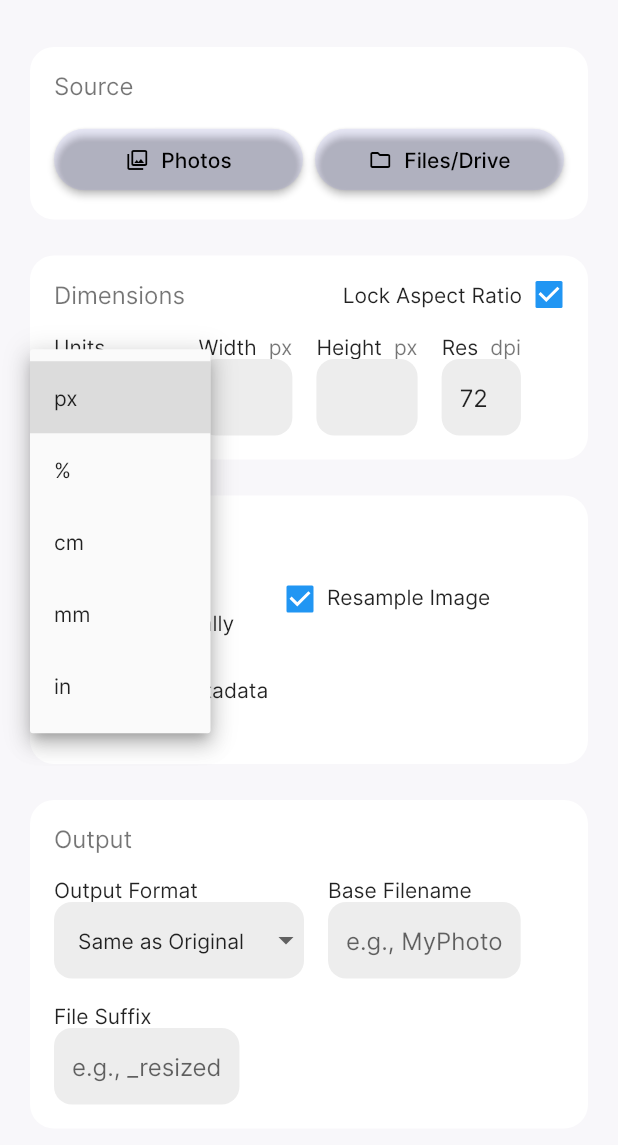
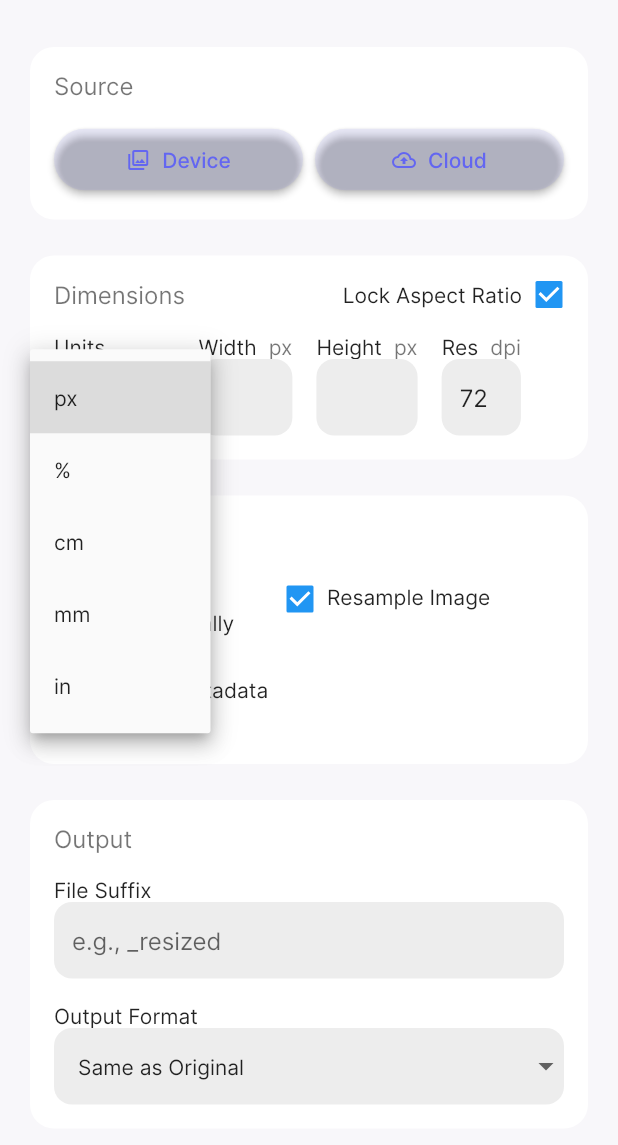
Before and after one commit to Stef-GMS/image_resize, a Flutter app: the screen it shows after launch, after a tap on "px", on a phone screen of 412 x 824 dp, the part 91-1236 px from its top. Run offline on Flutter 3.47's test engine with Material 3 defaults, Android fonts, the phone set to English and light mode, and no system bars; our stand-ins replace file_picker, flutter_riverpod, image_picker, permission_handler; missing offline and left inert: window_manager.

Commit message:
Revert "Add using photos app"

```diff
--- a/lib/screens/image_resize_screen.dart
+++ b/lib/screens/image_resize_screen.dart
@@ -35,7 +35,6 @@ class _ImageResizeScreenState extends ConsumerState<ImageResizeScreen> {
   final _widthController = TextEditingController();
   final _heightController = TextEditingController();
   final _suffixController = TextEditingController();
-  final _baseFilenameController = TextEditingController();
   final _resolutionController = TextEditingController();
 
   @override
@@ -53,7 +52,6 @@ class _ImageResizeScreenState extends ConsumerState<ImageResizeScreen> {
     _widthController.dispose();
     _heightController.dispose();
     _suffixController.dispose();
-    _baseFilenameController.dispose();
     _resolutionController.dispose();
     super.dispose();
   }
@@ -85,9 +83,6 @@ class _ImageResizeScreenState extends ConsumerState<ImageResizeScreen> {
     }
     if (_suffixController.text != state.suffix) {
       _suffixController.text = state.suffix;
-    }
-    if (_baseFilenameController.text != state.baseFilename) {
-      _baseFilenameController.text = state.baseFilename;
     }
     if (_resolutionController.text != state.resolution) {
       _resolutionController.text = state.resolution;
@@ -135,7 +130,6 @@ class _ImageResizeScreenState extends ConsumerState<ImageResizeScreen> {
                           OutputSection(
                             theme: theme,
                             suffixController: _suffixController,
-                            baseFilenameController: _baseFilenameController,
                           ),
                           const SizedBox(height: 16),
                           SaveLocationSection(theme: theme),
--- a/lib/widgets/custom_icon_button.dart
+++ b/lib/widgets/custom_icon_button.dart
@@ -16,14 +16,10 @@ class CustomIconButton extends StatelessWidget {
 
   @override
   Widget build(BuildContext context) {
-    // Use proper contrast colors for accessibility
-    final isDark = theme.brightness == Brightness.dark;
-    final textColor = isDark ? Colors.white : Colors.black;
-
     return ElevatedButton.icon(
       onPressed: onPressed,
-      icon: Icon(icon, size: 16, color: textColor),
-      label: Text(label, style: TextStyle(color: textColor)),
+      icon: Icon(icon, size: 16),
+      label: Text(label),
       style: ElevatedButton.styleFrom(
         padding: const EdgeInsets.symmetric(vertical: 12),
         shape: RoundedRectangleBorder(borderRadius: BorderRadius.circular(999)),
--- a/lib/widgets/output_section.dart
+++ b/lib/widgets/output_section.dart
@@ -2,8 +2,8 @@ import 'package:flutter/material.dart';
 import 'package:flutter_riverpod/flutter_riverpod.dart';
 import 'package:image_resize/models/image_resize_output_format.dart';
 import 'package:image_resize/viewmodels/image_resize_viewmodel.dart';
+import 'package:image_resize/widgets/section_card.dart';
 import 'package:image_resize/widgets/dropdown_entry.dart';
-import 'package:image_resize/widgets/section_card.dart';
 import 'package:image_resize/widgets/text_field_entry.dart';
 
 class OutputSection extends ConsumerWidget {
@@ -11,12 +11,10 @@ class OutputSection extends ConsumerWidget {
     super.key,
     required this.theme,
     required this.suffixController,
-    required this.baseFilenameController,
   });
 
   final ThemeData theme;
   final TextEditingController suffixController;
-  final TextEditingController baseFilenameController;
 
   @override
   Widget build(BuildContext context, WidgetRef ref) {
@@ -25,36 +23,22 @@ class OutputSection extends ConsumerWidget {
 
     return SectionCard(
       title: 'Output',
-      child: Wrap(
-        spacing: 16,
-        runSpacing: 16,
+      child: Column(
         children: [
-          IntrinsicWidth(
-            child: DropdownEntry<ImageResizeOutputFormat>(
-              theme: theme,
-              label: 'Output Format',
-              value: state.outputFormat,
-              items: ImageResizeOutputFormat.values,
-              onChanged: (value) => notifier.setOutputFormat(value),
-            ),
+          TextFieldEntry(
+            theme: theme,
+            label: 'File Suffix',
+            controller: suffixController,
+            placeholder: 'e.g., _resized',
+            onChanged: (value) => notifier.setSuffix(value),
           ),
-          IntrinsicWidth(
-            child: TextFieldEntry(
-              theme: theme,
-              label: 'Base Filename',
-              controller: baseFilenameController,
-              placeholder: 'e.g., MyPhoto',
-              onChanged: (value) => notifier.setBaseFilename(value),
-            ),
-          ),
-          IntrinsicWidth(
-            child: TextFieldEntry(
-              theme: theme,
-              label: 'File Suffix',
-              controller: suffixController,
-              placeholder: 'e.g., _resized',
-              onChanged: (value) => notifier.setSuffix(value),
-            ),
+          const SizedBox(height: 16),
+          DropdownEntry<ImageResizeOutputFormat>(
+            theme: theme,
+            label: 'Output Format',
+            value: state.outputFormat,
+            items: ImageResizeOutputFormat.values,
+            onChanged: (value) => notifier.setOutputFormat(value),
           ),
         ],
       ),
--- a/lib/widgets/save_location_section.dart
+++ b/lib/widgets/save_location_section.dart
@@ -2,9 +2,7 @@ import 'dart:io';
 
 import 'package:flutter/material.dart';
 import 'package:flutter_riverpod/flutter_riverpod.dart';
-import 'package:image_resize/models/save_destination.dart';
 import 'package:image_resize/viewmodels/image_resize_viewmodel.dart';
-import 'package:image_resize/widgets/dropdown_entry.dart';
 import 'package:image_resize/widgets/section_card.dart';
 
 class SaveLocationSection extends ConsumerWidget {
@@ -20,43 +18,15 @@ class SaveLocationSection extends ConsumerWidget {
     final state = ref.watch(imageResizeViewModelProvider);
     final notifier = ref.read(imageResizeViewModelProvider.notifier);
 
-    // On macOS, exclude Device Photos option due to gal package crash issue
-    final availableDestinations = Platform.isMacOS
-        ? SaveDestination.values.where((d) => d != SaveDestination.devicePhotos).toList()
-        : SaveDestination.values;
-
-    // Ensure the current value is in the available destinations
-    final currentDestination = availableDestinations.contains(state.saveDestination)
-        ? state.saveDestination
-        : SaveDestination.deviceFileSystem;
-
+    // This section is only visible on desktop
+    if (Platform.isIOS || Platform.isAndroid) {
+      return const SizedBox.shrink(); // Hide on mobile
+    }
     return SectionCard(
-      title: 'Save Location',
+      title: 'Save Location (Desktop)', // Add (Desktop) for clarity
       child: Column(
         crossAxisAlignment: CrossAxisAlignment.start,
         children: [
-          DropdownEntry<SaveDestination>(
-            theme: theme,
-            label: 'Save To',
-            value: currentDestination,
-            items: availableDestinations,
-            onChanged: (value) => notifier.setSaveDestination(value),
-          ),
-          const SizedBox(height: 12),
-          if (state.saveDestination == SaveDestination.devicePhotos)
-            Container(
-              width: double.infinity,
-              padding: const EdgeInsets.symmetric(horizontal: 12.0, vertical: 12.0),
-              decoration: BoxDecoration(
-                color: theme.inputDecorationTheme.fillColor,
-                borderRadius: BorderRadius.circular(12.0),
-              ),
-              child: Text(
-                'Images will be saved to your Photo Library',
-                style: theme.textTheme.bodyMedium,
-              ),
-            )
-          else ...[
           SizedBox(
             width: double.infinity,
             child: ElevatedButton(
@@ -83,7 +53,6 @@ class SaveLocationSection extends ConsumerWidget {
             ),
           ),
         ],
-        ],
       ),
     );
   }
--- a/lib/widgets/source_section.dart
+++ b/lib/widgets/source_section.dart
@@ -27,7 +27,7 @@ class SourceSection extends ConsumerWidget {
                 child: CustomIconButton(
                   theme: theme,
                   icon: Icons.photo_library_outlined,
-                  label: 'Photos',
+                  label: 'Device',
                   onPressed: notifier.pickImages,
                 ),
               ),
@@ -35,8 +35,8 @@ class SourceSection extends ConsumerWidget {
               Expanded(
                 child: CustomIconButton(
                   theme: theme,
-                  icon: Icons.folder_outlined,
-                  label: 'Files/Drive',
+                  icon: Icons.cloud_upload_outlined,
+                  label: 'Cloud',
                   onPressed: notifier.pickFromCloud,
                 ),
               ),
@@ -66,30 +66,16 @@ class SourceSection extends ConsumerWidget {
               ),
             ),
             const SizedBox(height: 16),
-            Row(
-              children: [
-                Expanded(
+            SizedBox(
+              width: double.infinity,
               child: ElevatedButton(
                 onPressed: notifier.clearImageSelections,
                 style: ElevatedButton.styleFrom(
+                  foregroundColor: theme.colorScheme.error,
                   backgroundColor: theme.colorScheme.error.withAlpha(25),
                 ),
                 child: const Text('Clear'),
               ),
-                ),
-                const SizedBox(width: 16),
-                Checkbox(
-                  value: state.resetOptionsOnClear,
-                  onChanged: (value) => notifier.setResetOptionsOnClear(value ?? true),
-                ),
-                GestureDetector(
-                  onTap: () => notifier.setResetOptionsOnClear(!state.resetOptionsOnClear),
-                  child: Text(
-                    'Reset Options',
-                    style: theme.textTheme.bodyMedium,
-                  ),
-                ),
-              ],
             ),
           ],
         ],
--- a/pubspec.yaml
+++ b/pubspec.yaml
@@ -7,13 +7,12 @@ environment:
   sdk: ^3.9.2
 
 dependencies:
-  exif: ^3.3.0
   file_picker: ^10.3.10
   flutter:
     sdk: flutter
   flutter_riverpod: ^3.2.1
-  gal: ^2.3.2
   image: ^4.7.2
+  image_gallery_saver: ^2.0.3
   image_picker: ^1.2.1
   multi_cloud_storage: ^0.6.0
   path_provider: ^2.1.5
```
Also changed, not shown: agent_config.yaml (deleted, +0 -12 lines), lib/models/image_resize_state.dart (+0 -29 lines), lib/models/save_destination.dart (deleted, +0 -13 lines), lib/services/file_system_service.dart (+10 -28 lines), lib/services/permission_service.dart (+8 -29 lines), lib/viewmodels/image_resize_viewmodel.dart (+46 -359 lines), pubspec.lock, 12 other files. Lines whose indentation alone changed are shown as unchanged.
